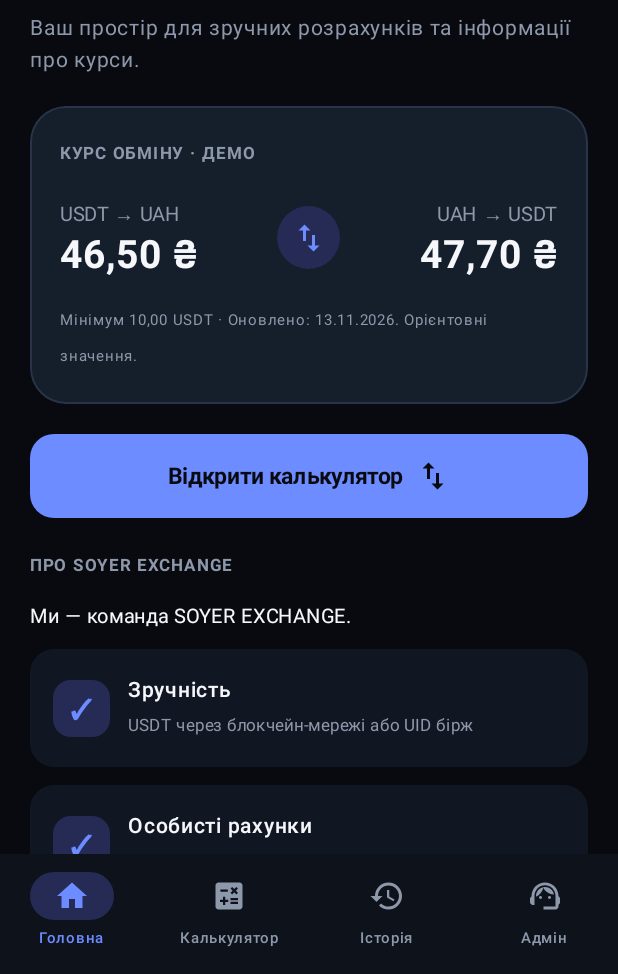
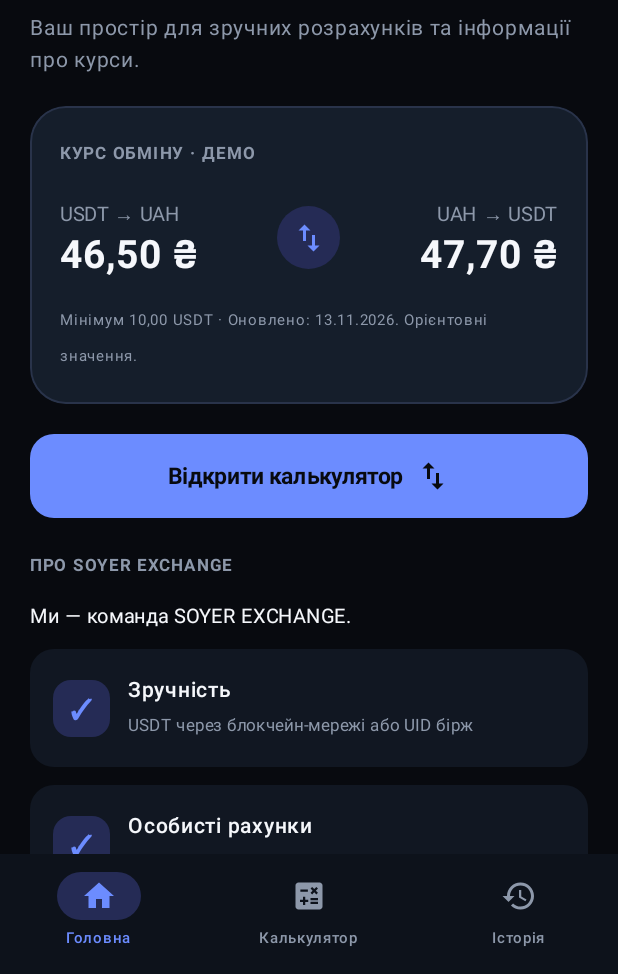
Before and after one commit to EgorMr111/soyer-one-android, an Android app built with Jetpack Compose: the screen it shows after launch (MainActivity), on a phone screen of 412 x 824 dp, the part 262-1236 px from its top. Run offline under Robolectric (Android 15) with nearby library versions, the phone set to English and light mode, and no system bars.

Commit message:
Hide admin entry behind logo gesture

```diff
--- a/app/src/main/java/ua/soyer/one/MainActivity.kt
+++ b/app/src/main/java/ua/soyer/one/MainActivity.kt
@@ -98,8 +98,7 @@ fun SoyerApp() {
                     val items = listOf(
                         Triple("Головна", Icons.Filled.Home, 0),
                         Triple("Калькулятор", Icons.Filled.Calculate, 1),
-                        Triple("Історія", Icons.Filled.History, 2),
-                        Triple("Адмін", Icons.Filled.SupportAgent, 3)
+                        Triple("Історія", Icons.Filled.History, 2)
                     )
                     items.forEach { (label, icon, index) ->
                         NavigationBarItem(
@@ -120,7 +119,7 @@ fun SoyerApp() {
             }
         ) { padding ->
             when (selectedTab) {
-                0 -> HomeScreen(Modifier.padding(padding), onCalculate = { selectedTab = 1 }, settings = settings)
+                0 -> HomeScreen(Modifier.padding(padding), onCalculate = { selectedTab = 1 }, onAdminOpen = { selectedTab = 3 }, settings = settings)
                 1 -> CalculatorScreen(Modifier.padding(padding), onSave = ::saveHistory, settings = settings)
                 2 -> HistoryScreen(Modifier.padding(padding), historyItems)
                 else -> AdminPanel(Modifier.padding(padding), current = settings, onSettingsUpdated = { settings = it })
@@ -130,8 +129,9 @@ fun SoyerApp() {
 }
 
 @Composable
-fun HomeScreen(modifier: Modifier = Modifier, onCalculate: () -> Unit, settings: SoyerSettings = SoyerSettings()) {
+fun HomeScreen(modifier: Modifier = Modifier, onCalculate: () -> Unit, onAdminOpen: () -> Unit = {}, settings: SoyerSettings = SoyerSettings()) {
     val context = LocalContext.current
+    var logoTaps by remember { mutableIntStateOf(0) }
     fun openTelegram(username: String) { context.startActivity(Intent(Intent.ACTION_VIEW, Uri.parse("https://t.me/$username"))) }
     Column(
         modifier.fillMaxSize().verticalScroll(rememberScrollState()).padding(horizontal = 20.dp),
@@ -139,7 +139,17 @@ fun HomeScreen(modifier: Modifier = Modifier, onCalculate: () -> Unit, settings:
     ) {
         Spacer(Modifier.height(16.dp))
         Row(verticalAlignment = Alignment.CenterVertically) {
-            Box(Modifier.size(42.dp).clip(RoundedCornerShape(14.dp)).background(GreenDark), contentAlignment = Alignment.Center) {
+            Box(
+                Modifier.size(42.dp).clip(RoundedCornerShape(14.dp)).background(GreenDark)
+                    .clickable {
+                        logoTaps += 1
+                        if (logoTaps >= 7) {
+                            logoTaps = 0
+                            onAdminOpen()
+                        }
+                    },
+                contentAlignment = Alignment.Center
+            ) {
                 Text("S", color = Green, fontSize = 25.sp, fontWeight = FontWeight.Black)
             }
             Spacer(Modifier.width(12.dp))
```
